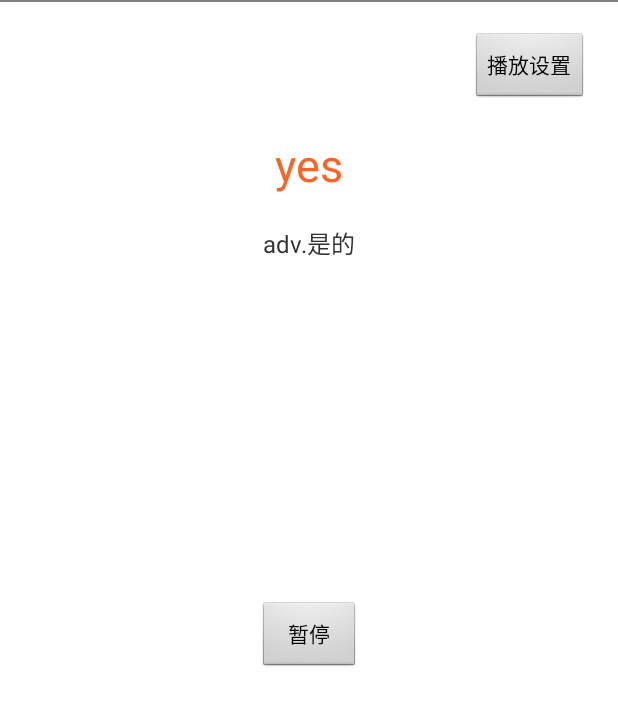
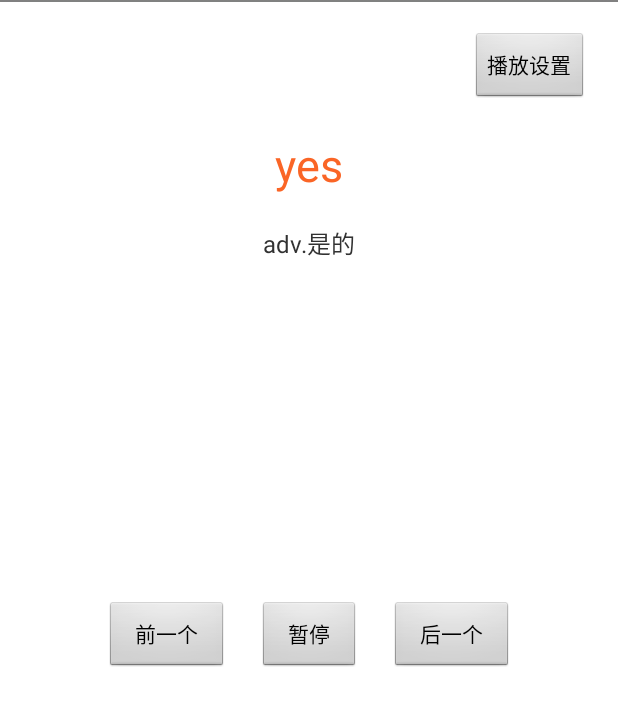
Before and after one commit to peterbug/DictionaryJ, an Android app: the fragment GroupPlayFragment shown on its own in the app's theme, on a phone screen of 412 x 824 dp, the part 36-762 px from its top. Run offline under Robolectric (Android 15) with nearby library versions, the phone set to English and light mode, and no system bars; libraries missing offline, so code that uses them is left out: org.greenrobot.greendao; pictures from the network do not load; 5 statements that could not run were skipped.

Commit message:
optimize play

```diff
--- a/app/src/main/java/mvpdemo/hd/net/ruler/UI/GroupManageFragment.java
+++ b/app/src/main/java/mvpdemo/hd/net/ruler/UI/GroupManageFragment.java
@@ -162,8 +162,10 @@ public class GroupManageFragment extends Fragment {
                     edit_layout.setVisibility(View.VISIBLE);
                     break;
                 case R.id.dic_export:
+                    Toast.makeText(getActivity(),"尚未完成",LENGTH_SHORT).show();
                     break;
                 case R.id.dic_import:
+                    Toast.makeText(getActivity(),"尚未完成",LENGTH_SHORT).show();
                     break;
                 case R.id.back:
                     JRInputMethodUtils.hideSoftKeyboard(getActivity(), group_name_edittext);
--- a/app/src/main/java/mvpdemo/hd/net/ruler/UI/GroupPlayFragment.java
+++ b/app/src/main/java/mvpdemo/hd/net/ruler/UI/GroupPlayFragment.java
@@ -33,7 +33,7 @@ import mvpdemo.hd.net.ruler.app.DicApplication;
 import mvpdemo.hd.net.ruler.business.ILIST_LISTENER;
 
 public class GroupPlayFragment extends Fragment {
-    private Button setting;
+    //    private Button setting;
     private TextView spell;
     private TextView meaning;
     private Button pause;
@@ -74,19 +74,24 @@ public class GroupPlayFragment extends Fragment {
         settingAdapter.setData(data);
         setting_layout = v.findViewById(R.id.setting_layout);
         setting_list.setAdapter(settingAdapter);
-        setting = (Button) v.findViewById(R.id.setting);
+
         spell = (TextView) v.findViewById(R.id.spell);
         meaning = (TextView) v.findViewById(R.id.meaning);
         spell.setVisibility(playSetting.displaySpell == Setting.ENABLE ? View.VISIBLE : View.INVISIBLE);
         meaning.setVisibility(playSetting.displayMeaning == Setting.ENABLE ? View.VISIBLE : View.INVISIBLE);
         pause = (Button) v.findViewById(R.id.pause);
+        Button setting = (Button) v.findViewById(R.id.setting);
+        setting.setOnClickListener(listener);
+        setting = (Button) v.findViewById(R.id.prev);
+        setting.setOnClickListener(listener);
+        setting = (Button) v.findViewById(R.id.next);
         setting.setOnClickListener(listener);
         v.findViewById(R.id.back).setOnClickListener(listener);
         pause.setOnClickListener(listener);
         JRMediaPlayerHelper.getInstance().addOnCompletionListener(mediaCompleteListener);
         mHandler.post(playMp3Runnalbe);
 
-        index = 0;
+        index = -1;
         isPause = false;
         return v;
     }
@@ -94,14 +99,22 @@ public class GroupPlayFragment extends Fragment {
     private Runnable playMp3Runnalbe = new Runnable() {
         @Override
         public void run() {
-            if (index + 1 == words.size()) {
-                generateRandomIndex();
+            index++;
+            if (playSetting.repeated == Setting.ENABLE) {
+                index += words.size();
+            } else if (index < 0 || index >= words.size()) {
+                index = 0;
             }
             index %= words.size();
             int rand = getRandomIndex(index);
             spell.setText(words.get(rand).spell);
             meaning.setText(words.get(rand).meaning);
+            Log.e("XXX", this.getClass().getSimpleName() + " run: " + spell.getText());
             JRMediaPlayerHelper.getInstance().startPlay(DicApplication.JRConfig.getSoundPath(true, words.get(rand).spell));
+            pauseState(false);
+            if (index + 1 == words.size()) {
+                generateRandomIndex();
+            }
         }
     };
 
@@ -109,15 +122,23 @@ public class GroupPlayFragment extends Fragment {
     MediaPlayer.OnCompletionListener mediaCompleteListener = new MediaPlayer.OnCompletionListener() {
         @Override
         public void onCompletion(MediaPlayer mp) {
-            index++;
-            if (playSetting.repeated == Setting.ENABLE) {
-                mHandler.postDelayed(playMp3Runnalbe, playSetting.getIntervals() * 1000 + 400);
+            if (playSetting.repeated == Setting.ENABLE || index < words.size() - 1) {
+                postNextPlay();
             } else {
-                isPause = true;
-                pause.setText("开始播放");
+                pauseState(true);
             }
         }
     };
+
+    private void pauseState(boolean pausse) {
+        isPause = pausse;
+        pause.setText(isPause ? "开始播放" : "暂停");
+    }
+
+    private void postNextPlay() {
+        mHandler.removeCallbacks(playMp3Runnalbe);
+        mHandler.postDelayed(playMp3Runnalbe, playSetting.getIntervals() * 1000 + 400);
+    }
 
     private int index = 0;
     private ArrayMap<Integer, Integer> randomIndexList = new ArrayMap<>();
@@ -148,6 +169,10 @@ public class GroupPlayFragment extends Fragment {
     }
 
     private int getRandomIndex(int index) {
+        Log.e("XXX", this.getClass().getSimpleName() + " getRandomIndex: " + index);
+        if (index < 0) {
+            index = randomIndexList.size() - 1;
+        }
         if (playSetting.random == Setting.ENABLE) {
             return randomIndexList.get(index);
         } else {
@@ -186,16 +211,22 @@ public class GroupPlayFragment extends Fragment {
                 case R.id.setting:
                     setting_layout.setVisibility(View.VISIBLE);
                     break;
+                case R.id.prev:
+                    index -= 2;
+                    mediaCompleteListener.onCompletion(null);
+                    mHandler.removeCallbacks(playMp3Runnalbe);
+                    playMp3Runnalbe.run();
+                    break;
+                case R.id.next:
+                    mediaCompleteListener.onCompletion(null);
+                    mHandler.removeCallbacks(playMp3Runnalbe);
+                    playMp3Runnalbe.run();
+                    break;
                 case R.id.pause:
-                    if (isPause) {
-                        isPause = false;
-                        pause.setText("暂停");
+                    pauseState(!isPause);
+                    if (!isPause) {
                         JRMediaPlayerHelper.getInstance().startPlay(DicApplication.JRConfig.getSoundPath(true, words.get(getRandomIndex(index % words.size())).spell));
                     } else {
-                        isPause = true;
-                        pause.setText("继续");
-                        index += words.size();
-                        index--;
                         mHandler.removeCallbacks(playMp3Runnalbe);
                         JRMediaPlayerHelper.getInstance().stopPlay();
                     }
--- a/app/src/main/res/layout/group_play_fragment.xml
+++ b/app/src/main/res/layout/group_play_fragment.xml
@@ -47,9 +47,31 @@
         android:layout_height="wrap_content"
         android:layout_below="@+id/center_line"
         android:layout_centerHorizontal="true"
+        android:layout_marginLeft="20dp"
+        android:layout_marginRight="20dp"
         android:paddingLeft="20dp"
         android:paddingRight="20dp"
         android:text="暂停" />
+
+    <Button
+        android:id="@+id/prev"
+        android:layout_width="wrap_content"
+        android:layout_height="wrap_content"
+        android:layout_below="@+id/center_line"
+        android:layout_toLeftOf="@+id/pause"
+        android:paddingLeft="20dp"
+        android:paddingRight="20dp"
+        android:text="前一个" />
+
+    <Button
+        android:id="@+id/next"
+        android:layout_width="wrap_content"
+        android:layout_height="wrap_content"
+        android:layout_below="@+id/center_line"
+        android:layout_toRightOf="@+id/pause"
+        android:paddingLeft="20dp"
+        android:paddingRight="20dp"
+        android:text="后一个" />
 
     <RelativeLayout
         android:id="@+id/setting_layout"
```
Also changed, not shown: app/src/main/java/mvpdemo/hd/net/ruler/Utils/JRMediaPlayerHelper.java (+4 -3 lines), app/src/main/res/layout/group_manage_fragment.xml (+8 -8 lines).
